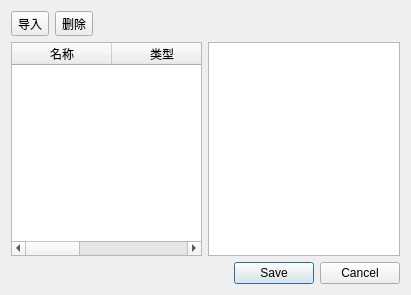
Above: edict/dictmanager.ui from LinkDoyle/FlowDict before the change. Below: the same form after it.
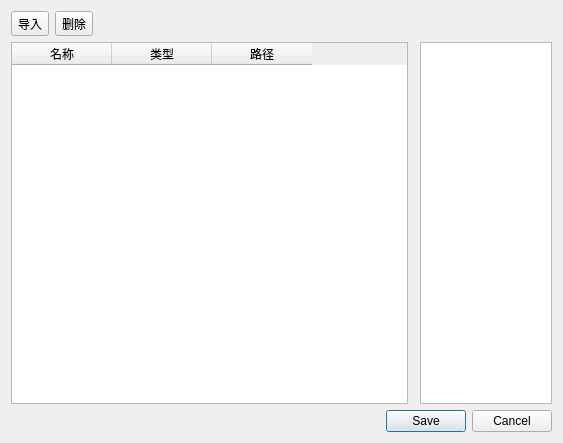
That is the form after the change. Icons and pictures are not drawn.

What changed in the file:
```diff
--- a/edict/dictmanager.ui
+++ b/edict/dictmanager.ui
@@ -6,8 +6,8 @@
    <rect>
     <x>0</x>
     <y>0</y>
-    <width>411</width>
-    <height>295</height>
+    <width>563</width>
+    <height>443</height>
    </rect>
   </property>
   <property name="windowTitle">
@@ -50,7 +50,10 @@
     </layout>
    </item>
    <item>
-    <layout class="QHBoxLayout" name="horizontalLayout">
+    <layout class="QHBoxLayout" name="horizontalLayout" stretch="9,3">
+     <property name="spacing">
+      <number>12</number>
+     </property>
      <item>
       <widget class="QTableWidget" name="tableWidget">
        <property name="editTriggers">
@@ -78,6 +81,9 @@
      </item>
      <item>
       <widget class="QTextBrowser" name="textBrowser">
+       <property name="enabled">
+        <bool>true</bool>
+       </property>
        <property name="documentTitle">
         <string/>
        </property>
```
Left out of the diff: 3 changed lines with no effect on the pictures.
